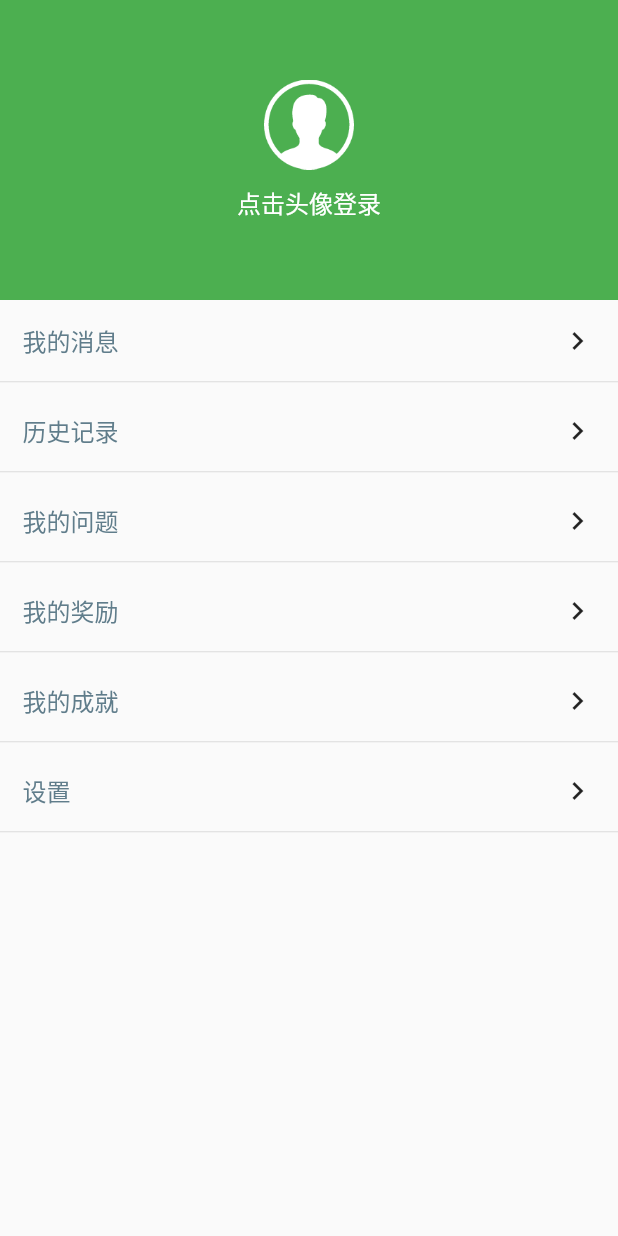
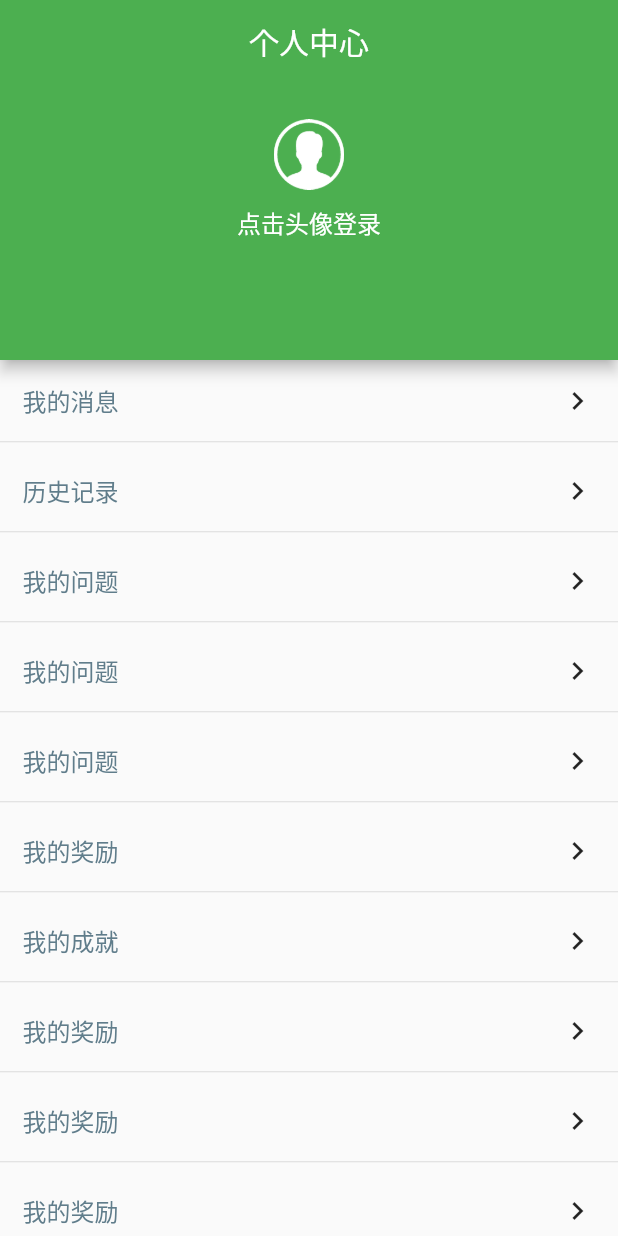
Before and after one commit to longzekai/jsp_flutter, a Flutter app: the MemberCenter screen opened directly, on a phone screen of 412 x 824 dp. Run offline on Flutter 3.47's test engine with Material 2 defaults, Android fonts, the phone set to English and light mode, and no system bars.

Commit message:
修改个人中心上滑溢出的问题。

```diff
--- a/lib/giveup/member_center.dart
+++ b/lib/giveup/member_center.dart
@@ -1,14 +1,27 @@
 import 'package:flutter/material.dart';
 
-class MemberCenter extends StatelessWidget {
-  final String title;
+class MemberCenter extends StatefulWidget {
+  _MemberCenterState createState() => _MemberCenterState();
+}
 
-  MemberCenter({Key key, this.title}) : super(key: key);
+class _MemberCenterState extends State<MemberCenter> {
   var userAvatar;
   var userName;
-
-  final List<String> titles = ['我的消息', '历史记录', '我的问题', '我的奖励', '我的成就', '设置'];
-
+  final List<String> titles = [
+    '我的消息',
+    '历史记录',
+    '我的问题',
+    '我的问题',
+    '我的问题',
+    '我的奖励',
+    '我的成就',
+    '我的奖励',
+    '我的奖励',
+    '我的奖励',
+    '我的奖励',
+    '我的成就',
+    '设置'
+  ];
   @override
   Widget build(BuildContext context) {
     return Scaffold(
@@ -18,8 +31,14 @@ class MemberCenter extends StatelessWidget {
         slivers: <Widget>[
           SliverAppBar(
             pinned: false,
-            expandedHeight: 200.0,
+            expandedHeight: 240.0,
             iconTheme: IconThemeData(color: Colors.transparent),
+            title: Text('个人中心'),
+            floating: true,
+            centerTitle: true,
+            forceElevated: true,
+            snap: false,
+            automaticallyImplyLeading: false,
             backgroundColor: Colors.green,
             flexibleSpace: InkWell(
               onTap: () {
@@ -32,11 +51,11 @@ class MemberCenter extends StatelessWidget {
                       ? Image.asset(
                           "images/ic_avatar_default.png",
                           width: 60.0,
-                          height: 60.0,
+                          height: 47.0,
                         )
                       : Container(
                           width: 60.0,
-                          height: 60.0,
+                          height: 47.0,
                           decoration: BoxDecoration(
                               shape: BoxShape.circle,
                               color: Colors.transparent,
```
